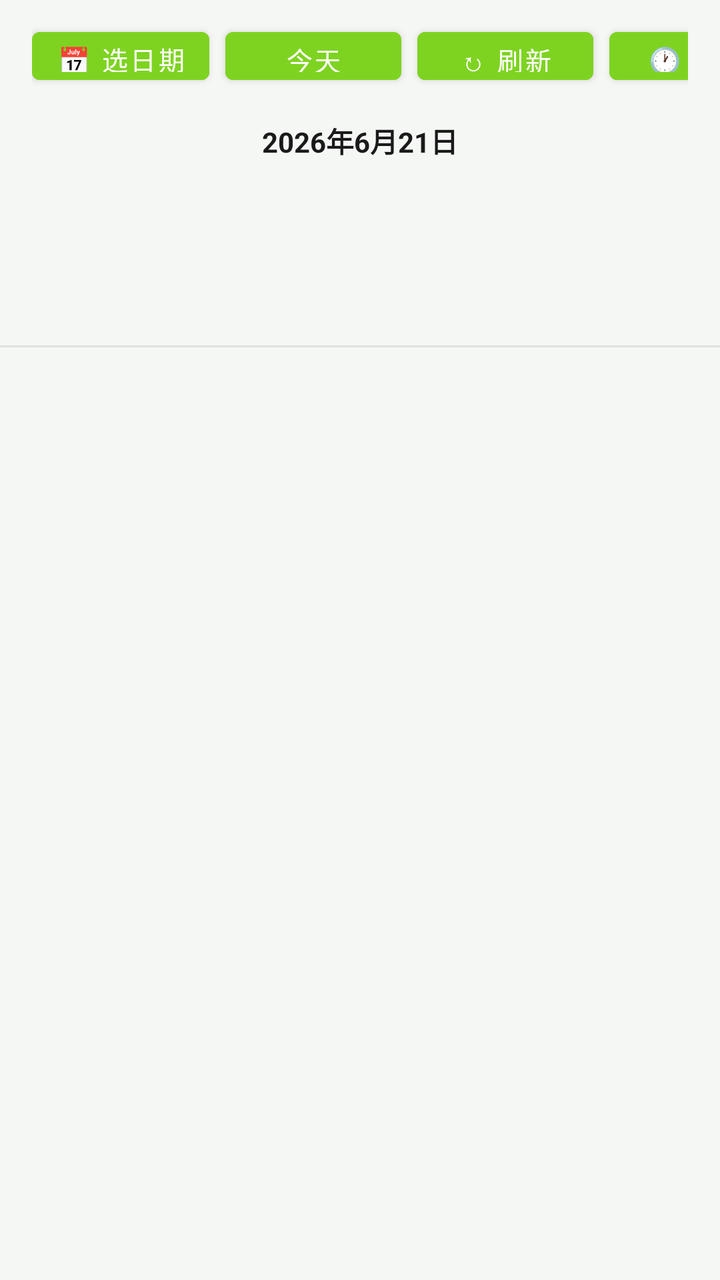
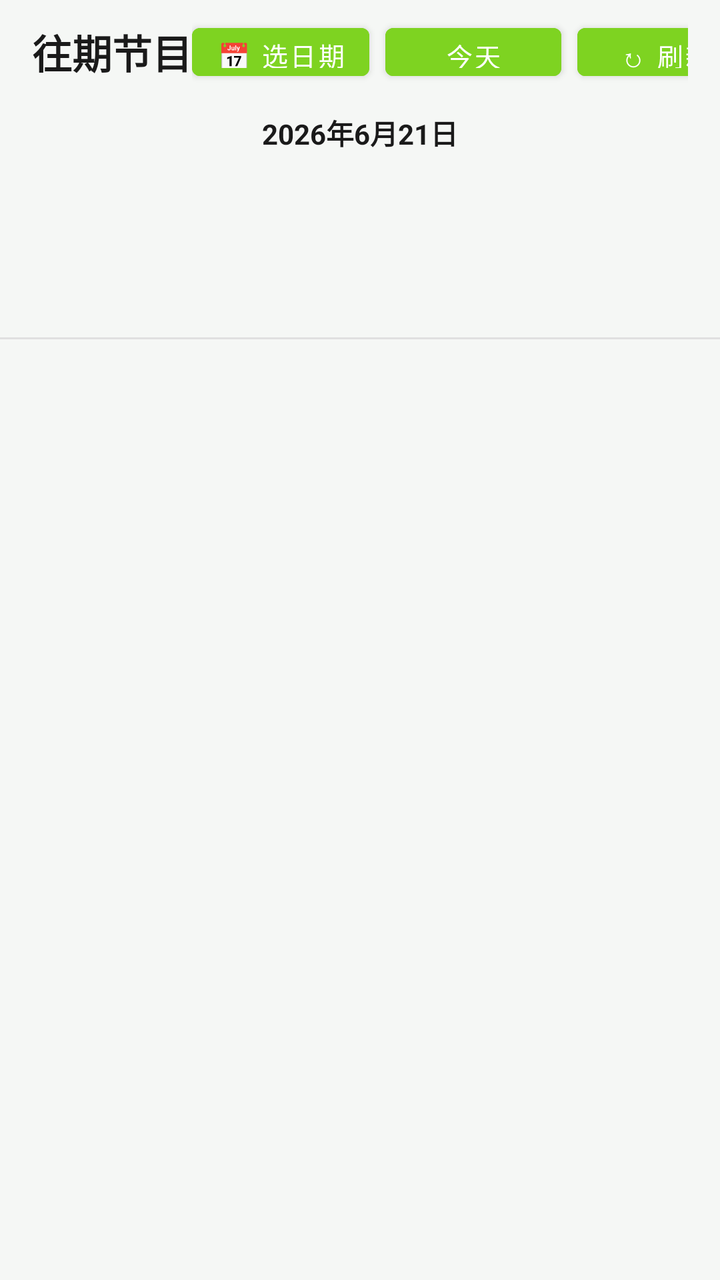

Compare the two renders of this Android layout. The source of the first and the diff that turns it into the second are given below.
<!-- AndroidManifest.xml: application theme Theme.RadioApp.Fresh -->
<!-- res/layout/fragment_episodes.xml -->
<?xml version="1.0" encoding="utf-8"?>
<LinearLayout xmlns:android="http://schemas.android.com/apk/res/android"
    android:layout_width="match_parent"
    android:layout_height="match_parent"
    android:orientation="vertical"
    android:background="?attr/appBackground">

    <LinearLayout
        android:layout_width="match_parent"
        android:layout_height="56dp"
        android:orientation="horizontal"
        android:gravity="center_vertical"
        android:paddingStart="16dp"
        android:paddingEnd="16dp">

        <TextView
            android:layout_width="0dp"
            android:layout_height="wrap_content"
            android:layout_weight="1"
            android:text="往期节目"
            android:textSize="20sp"
            android:textStyle="bold"
            android:textColor="?attr/appTextPrimary" />

        <Button
            android:id="@+id/btn_date_picker"
            android:layout_width="wrap_content"
            android:layout_height="36dp"
            android:text="📅 选日期"
            android:textSize="13sp"
            android:textColor="?attr/colorOnPrimary"
            android:backgroundTint="?attr/colorPrimary"
            android:paddingStart="12dp"
            android:paddingEnd="12dp" />

        <Button
            android:id="@+id/btn_today"
            android:layout_width="wrap_content"
            android:layout_height="36dp"
            android:text="今天"
            android:textSize="13sp"
            android:textColor="?attr/colorOnPrimary"
            android:backgroundTint="?attr/colorPrimary"
            android:paddingStart="12dp"
            android:paddingEnd="12dp"
            android:layout_marginStart="8dp" />

        <Button
            android:id="@+id/btn_refresh"
            android:layout_width="wrap_content"
            android:layout_height="36dp"
            android:text="↻ 刷新"
            android:textSize="13sp"
            android:textColor="?attr/colorOnPrimary"
            android:backgroundTint="?attr/colorPrimary"
            android:paddingStart="12dp"
            android:paddingEnd="12dp"
            android:layout_marginStart="8dp" />

        <Button
            android:id="@+id/btn_history"
            android:layout_width="wrap_content"
            android:layout_height="36dp"
            android:text="🕐 历史"
            android:textSize="13sp"
            android:textColor="?attr/colorOnPrimary"
            android:backgroundTint="?attr/colorPrimary"
            android:paddingStart="12dp"
            android:paddingEnd="12dp"
            android:layout_marginStart="8dp" />
    </LinearLayout>

    
    <TextView
        android:id="@+id/tv_selected_date"
        android:layout_width="match_parent"
        android:layout_height="wrap_content"
        android:text="2026年6月21日"
        android:textSize="14sp"
        android:textStyle="bold"
        android:textColor="?attr/appTextPrimary"
        android:gravity="center"
        android:paddingTop="4dp"
        android:paddingBottom="4dp" />

    <HorizontalScrollView
        android:layout_width="match_parent"
        android:layout_height="wrap_content"
        android:scrollbars="none">

        <LinearLayout
            android:id="@+id/date_container"
            android:layout_width="wrap_content"
            android:layout_height="48dp"
            android:orientation="horizontal"
            android:gravity="center_vertical"
            android:paddingStart="12dp"
            android:paddingEnd="12dp" />
    </HorizontalScrollView>

    <HorizontalScrollView
        android:layout_width="match_parent"
        android:layout_height="wrap_content"
        android:scrollbars="none">

        <LinearLayout
            android:id="@+id/station_container"
            android:layout_width="wrap_content"
            android:layout_height="40dp"
            android:orientation="horizontal"
            android:gravity="center_vertical"
            android:paddingStart="12dp"
            android:paddingEnd="12dp" />
    </HorizontalScrollView>

    <View
        android:layout_width="match_parent"
        android:layout_height="1dp"
        android:background="?attr/appDivider" />

    <ProgressBar
        android:id="@+id/progress_bar"
        android:layout_width="wrap_content"
        android:layout_height="wrap_content"
        android:layout_gravity="center"
        android:visibility="gone" />

    <androidx.recyclerview.widget.RecyclerView
        android:id="@+id/recycler_view"
        android:layout_width="match_parent"
        android:layout_height="0dp"
        android:layout_weight="1"
        android:paddingStart="16dp"
        android:paddingEnd="16dp"
        android:paddingTop="8dp"
        android:paddingBottom="8dp"
        android:clipToPadding="false" />
</LinearLayout>
<!-- resources referenced by this layout -->
<resources>
  <style name="Theme.RadioApp.Fresh" parent="Theme.MaterialComponents.Light.NoActionBar">
          <item name="colorPrimary">#7ED321</item>
          <item name="colorPrimaryVariant">#6BBF1A</item>
          <item name="colorOnPrimary">#FFFFFF</item>
          <item name="colorAccent">#7ED321</item>
          <item name="android:colorBackground">#F5F7F5</item>
          <item name="colorSurface">#FFFFFF</item>
          <item name="colorOnSurface">#1A1A1A</item>
          <item name="android:textColorPrimary">#1A1A1A</item>
          <item name="android:textColorSecondary">#666666</item>
          <item name="android:statusBarColor">#F5F7F5</item>
          <item name="android:navigationBarColor">#F5F7F5</item>
          <item name="appBackground">#F5F7F5</item>
          <item name="appSurface">#FFFFFF</item>
          <item name="appCardBackground">#FFFFFF</item>
          <item name="appTextPrimary">#1A1A1A</item>
          <item name="appTextSecondary">#666666</item>
          <item name="appTextMuted">#999999</item>
          <item name="appAccent">#7ED321</item>
          <item name="appAccentLight">#9EE855</item>
          <item name="appBorder">#E0E0E0</item>
          <item name="appDivider">#E0E0E0</item>
          <item name="appSuccess">#2ecc71</item>
          <item name="appWarning">#f39c12</item>
          <item name="appError">#e74c3c</item>
          <item name="appNavBackground">#FFFFFF</item>
          <item name="appNavActive">#7ED321</item>
          <item name="appNavInactive">#999999</item>
          <item name="appNotificationBackground">#FFFFFF</item>
          <item name="appNotificationText">#1A1A1A</item>
      </style>
</resources>

<!-- the commit's change to res/layout/fragment_episodes.xml (unified diff, before → after) -->
@@ -7,11 +7,13 @@
 
     <LinearLayout
         android:layout_width="match_parent"
-        android:layout_height="56dp"
+        android:layout_height="wrap_content"
         android:orientation="horizontal"
         android:gravity="center_vertical"
         android:paddingStart="16dp"
-        android:paddingEnd="16dp">
+        android:paddingEnd="16dp"
+        android:paddingTop="8dp"
+        android:paddingBottom="8dp">
 
         <TextView
             android:layout_width="0dp"
@@ -22,52 +24,77 @@
             android:textStyle="bold"
             android:textColor="?attr/appTextPrimary" />
 
-        <Button
-            android:id="@+id/btn_date_picker"
+        <HorizontalScrollView
             android:layout_width="wrap_content"
-            android:layout_height="36dp"
-            android:text="📅 选日期"
-            android:textSize="13sp"
-            android:textColor="?attr/colorOnPrimary"
-            android:backgroundTint="?attr/colorPrimary"
-            android:paddingStart="12dp"
-            android:paddingEnd="12dp" />
+            android:layout_height="wrap_content"
+            android:scrollbars="none">
 
-        <Button
-            android:id="@+id/btn_today"
-            android:layout_width="wrap_content"
-            android:layout_height="36dp"
-            android:text="今天"
-            android:textSize="13sp"
-            android:textColor="?attr/colorOnPrimary"
-            android:backgroundTint="?attr/colorPrimary"
-            android:paddingStart="12dp"
-            android:paddingEnd="12dp"
-            android:layout_marginStart="8dp" />
+            <LinearLayout
+                android:layout_width="wrap_content"
+                android:layout_height="wrap_content"
+                android:orientation="horizontal"
+                android:gravity="center_vertical">
 
-        <Button
-            android:id="@+id/btn_refresh"
-            android:layout_width="wrap_content"
-            android:layout_height="36dp"
-            android:text="↻ 刷新"
-            android:textSize="13sp"
-            android:textColor="?attr/colorOnPrimary"
-            android:backgroundTint="?attr/colorPrimary"
-            android:paddingStart="12dp"
-            android:paddingEnd="12dp"
-            android:layout_marginStart="8dp" />
+                <Button
+                    android:id="@+id/btn_date_picker"
+                    android:layout_width="wrap_content"
+                    android:layout_height="36dp"
+                    android:text="📅 选日期"
+                    android:textSize="13sp"
+                    android:textColor="?attr/colorOnPrimary"
+                    android:backgroundTint="?attr/colorPrimary"
+                    android:paddingStart="12dp"
+                    android:paddingEnd="12dp" />
 
-        <Button
-            android:id="@+id/btn_history"
-            android:layout_width="wrap_content"
-            android:layout_height="36dp"
-            android:text="🕐 历史"
-            android:textSize="13sp"
-            android:textColor="?attr/colorOnPrimary"
-            android:backgroundTint="?attr/colorPrimary"
-            android:paddingStart="12dp"
-            android:paddingEnd="12dp"
-            android:layout_marginStart="8dp" />
+                <Button
+                    android:id="@+id/btn_today"
+                    android:layout_width="wrap_content"
+                    android:layout_height="36dp"
+                    android:text="今天"
+                    android:textSize="13sp"
+                    android:textColor="?attr/colorOnPrimary"
+                    android:backgroundTint="?attr/colorPrimary"
+                    android:paddingStart="12dp"
+                    android:paddingEnd="12dp"
+                    android:layout_marginStart="8dp" />
+
+                <Button
+                    android:id="@+id/btn_refresh"
+                    android:layout_width="wrap_content"
+                    android:layout_height="36dp"
+                    android:text="↻ 刷新"
+                    android:textSize="13sp"
+                    android:textColor="?attr/colorOnPrimary"
+                    android:backgroundTint="?attr/colorPrimary"
+                    android:paddingStart="12dp"
+                    android:paddingEnd="12dp"
+                    android:layout_marginStart="8dp" />
+
+                <Button
+                    android:id="@+id/btn_history"
+                    android:layout_width="wrap_content"
+                    android:layout_height="36dp"
+                    android:text="🕐 历史"
+                    android:textSize="13sp"
+                    android:textColor="?attr/colorOnPrimary"
+                    android:backgroundTint="?attr/colorPrimary"
+                    android:paddingStart="12dp"
+                    android:paddingEnd="12dp"
+                    android:layout_marginStart="8dp" />
+
+                <Button
+                    android:id="@+id/btn_schedule"
+                    android:layout_width="wrap_content"
+                    android:layout_height="36dp"
+                    android:text="🗓️ 播放计划"
+                    android:textSize="13sp"
+                    android:textColor="?attr/colorOnPrimary"
+                    android:backgroundTint="?attr/colorPrimary"
+                    android:paddingStart="12dp"
+                    android:paddingEnd="12dp"
+                    android:layout_marginStart="8dp" />
+            </LinearLayout>
+        </HorizontalScrollView>
     </LinearLayout>
 
     
